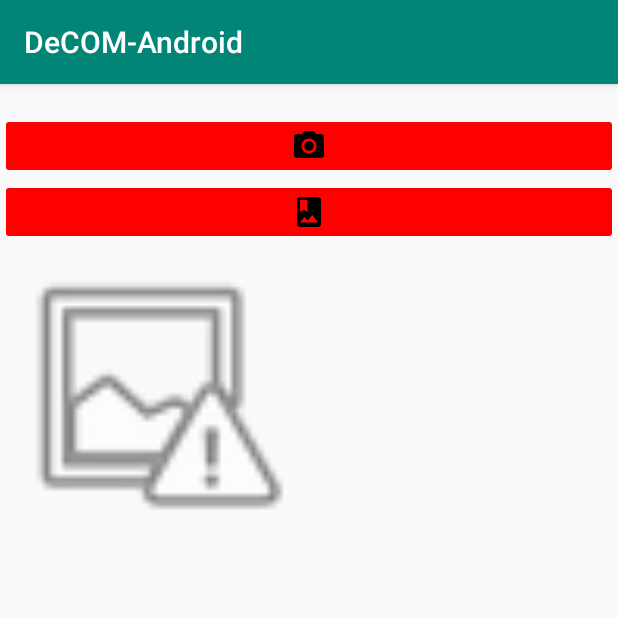
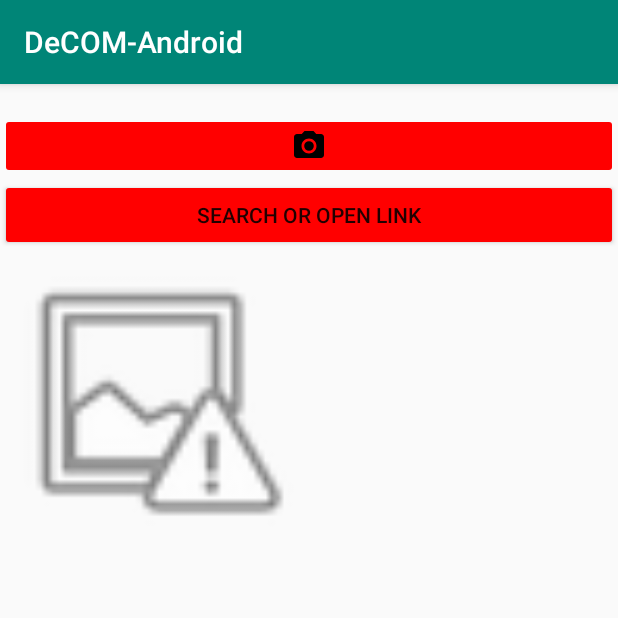
Before and after one commit to MPARASHA/DeCOM, an Android app: the screen it shows after launch (MainActivity), on a phone screen of 412 x 824 dp, the top half of it. Run offline under Robolectric (Android 15) with nearby library versions, the phone set to English and light mode, and no system bars; libraries missing offline, so code that uses them is left out: com.google.android.gms.

Commit message:
Link Opener Android

```diff
--- a/Android/app/build.gradle
+++ b/Android/app/build.gradle
@@ -41,4 +41,5 @@ dependencies {
     compile 'androidx.legacy:legacy-support-v4:1.0.0'
     implementation 'org.mongodb:stitch-android-sdk:4.1.0'
     implementation 'com.google.firebase:firebase-analytics:17.2.0'
+    implementation'com.google.firebase:firebase-auth:17.0.0'
 }
--- a/Android/app/src/main/res/drawable/ic_photo_album_black_24dp.xml
+++ /dev/null
@@ -1,9 +0,0 @@
-<vector xmlns:android="http://schemas.android.com/apk/res/android"
-        android:width="24dp"
-        android:height="24dp"
-        android:viewportWidth="24.0"
-        android:viewportHeight="24.0">
-    <path
-        android:fillColor="#FF000000"
-        android:pathData="M18,2L6,2c-1.1,0 -2,0.9 -2,2v16c0,1.1 0.9,2 2,2h12c1.1,0 2,-0.9 2,-2L20,4c0,-1.1 -0.9,-2 -2,-2zM6,4h5v8l-2.5,-1.5L6,12L6,4zM6,19l3,-3.86 2.14,2.58 3,-3.86L18,19L6,19z"/>
-</vector>
--- a/Android/app/src/main/res/layout/activity_main.xml
+++ b/Android/app/src/main/res/layout/activity_main.xml
@@ -31,12 +31,12 @@
         android:backgroundTint="@color/red"
         />
 
-    <ImageButton
+    <Button
         android:id="@+id/imageButton2"
         android:layout_width="match_parent"
         android:layout_height="wrap_content"
-        app:srcCompat="@drawable/ic_photo_album_black_24dp"
         android:backgroundTint="@color/red"
+        android:text="Search or Open Link"
         />
 
     <ImageView
```
Also changed, not shown: Android/app/src/main/java/com/example/decom_android/MainActivity.java (+35 -1 lines), 2 other files.
